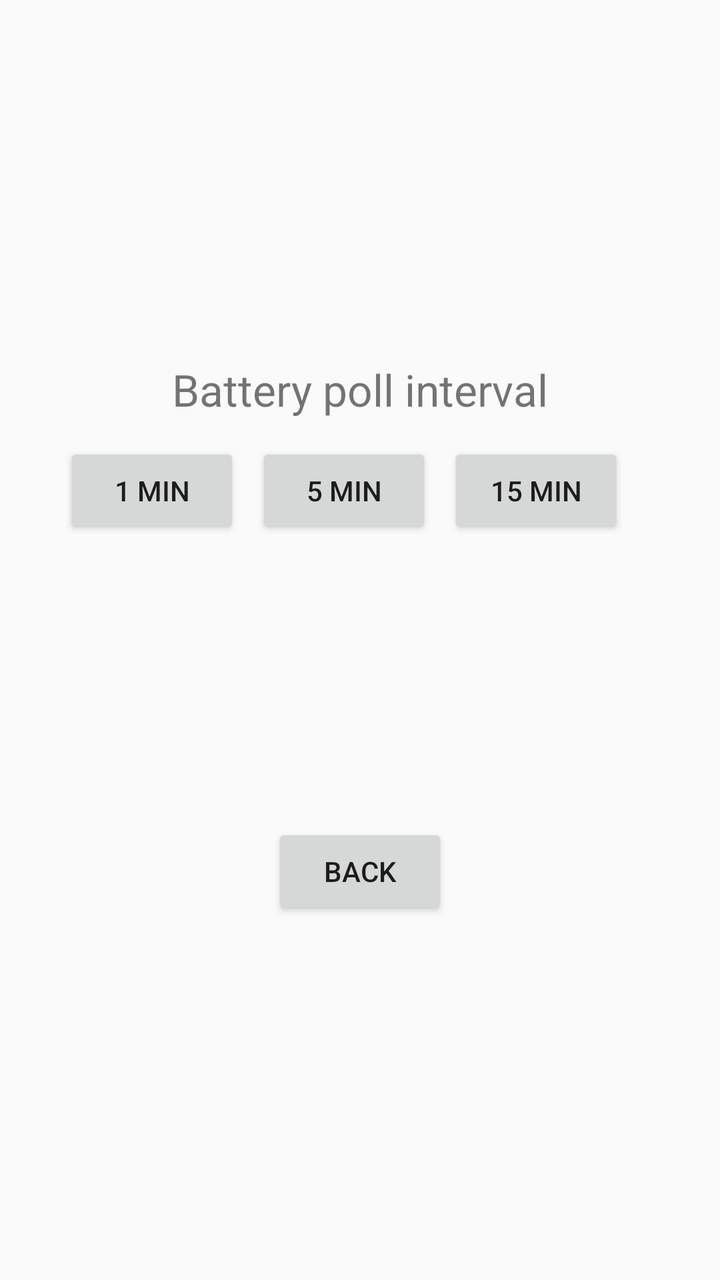
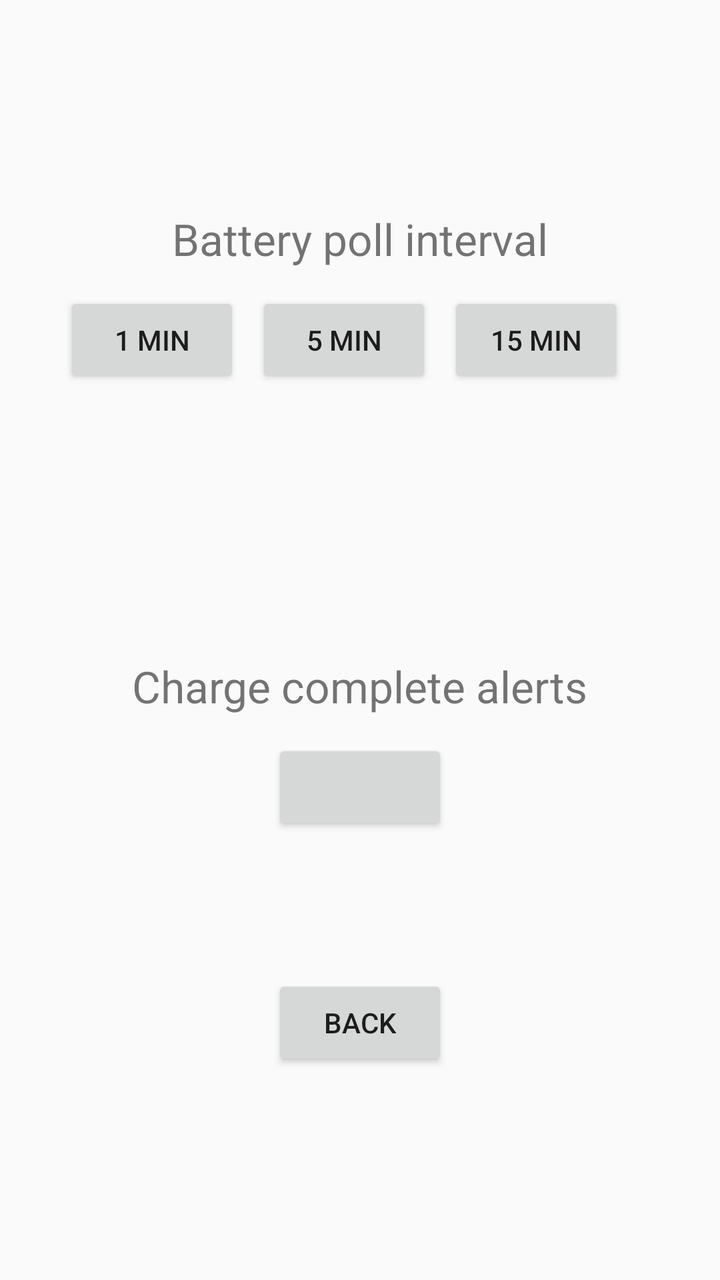

Screens rendered from an Android XML layout before and after an edit, with the pre-edit source and the edit as a unified diff.
<!-- AndroidManifest.xml: application theme android:Theme.Material.Light -->
<!-- res/layout/activity_settings.xml -->
<?xml version="1.0" encoding="utf-8"?>
<LinearLayout xmlns:android="http://schemas.android.com/apk/res/android"
    android:layout_width="match_parent"
    android:layout_height="match_parent"
    android:orientation="vertical"
    android:gravity="center"
    android:padding="32dp">

    <TextView
        android:layout_width="wrap_content"
        android:layout_height="wrap_content"
        android:textSize="22sp"
        android:text="Battery poll interval" />

    <LinearLayout
        android:layout_width="wrap_content"
        android:layout_height="wrap_content"
        android:orientation="horizontal"
        android:layout_marginTop="12dp">

        <Button android:id="@+id/interval1" android:layout_width="wrap_content"
            android:layout_height="wrap_content" android:text="1 min" />
        <Button android:id="@+id/interval5" android:layout_width="wrap_content"
            android:layout_height="wrap_content" android:layout_marginStart="8dp" android:text="5 min" />
        <Button android:id="@+id/interval15" android:layout_width="wrap_content"
            android:layout_height="wrap_content" android:layout_marginStart="8dp" android:text="15 min" />
        <Button android:id="@+id/interval30" android:layout_width="wrap_content"
            android:layout_height="wrap_content" android:layout_marginStart="8dp" android:text="30 min" />
    </LinearLayout>

    <TextView
        android:id="@+id/intervalStatus"
        android:layout_width="wrap_content"
        android:layout_height="wrap_content"
        android:layout_marginTop="8dp"
        android:textSize="16sp" />

    <Button
        android:id="@+id/backButton"
        android:layout_width="wrap_content"
        android:layout_height="wrap_content"
        android:layout_marginTop="40dp"
        android:text="Back" />

</LinearLayout>
<!-- resources referenced by this layout -->
<resources>

</resources>

<!-- the commit's change to res/layout/activity_settings.xml (unified diff, before → after) -->
@@ -35,6 +35,26 @@
         android:layout_marginTop="8dp"
         android:textSize="16sp" />
 
+    <TextView
+        android:layout_width="wrap_content"
+        android:layout_height="wrap_content"
+        android:textSize="22sp"
+        android:layout_marginTop="32dp"
+        android:text="Charge complete alerts" />
+
+    <Button
+        android:id="@+id/chargeAlertsToggle"
+        android:layout_width="wrap_content"
+        android:layout_height="wrap_content"
+        android:layout_marginTop="12dp" />
+
+    <TextView
+        android:id="@+id/chargeAlertsStatus"
+        android:layout_width="wrap_content"
+        android:layout_height="wrap_content"
+        android:layout_marginTop="8dp"
+        android:textSize="16sp" />
+
     <Button
         android:id="@+id/backButton"
         android:layout_width="wrap_content"
